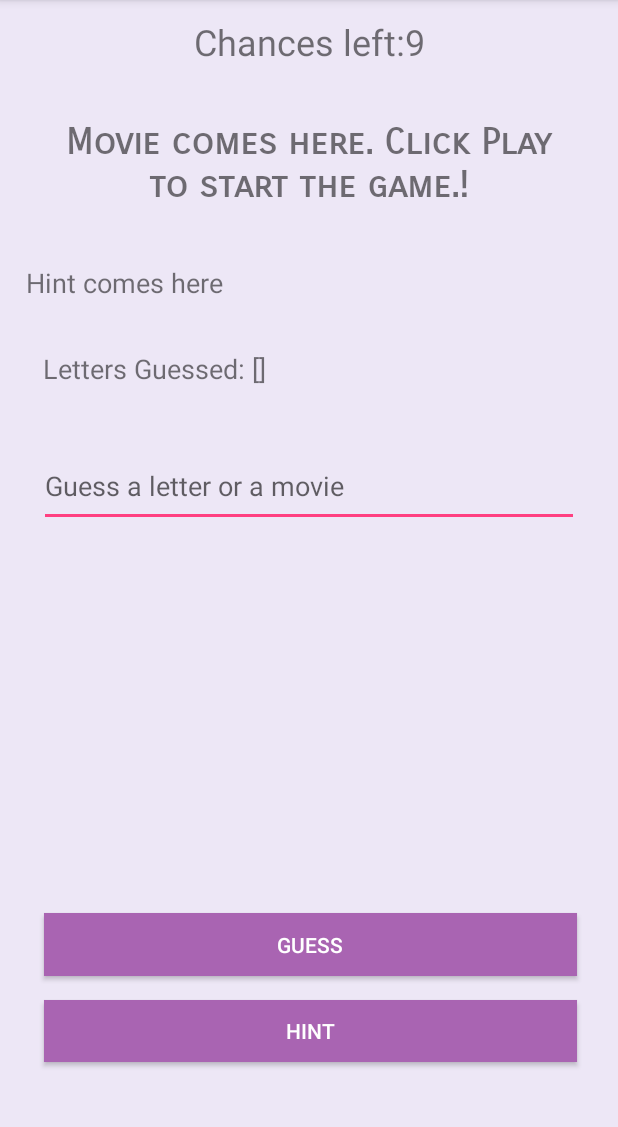
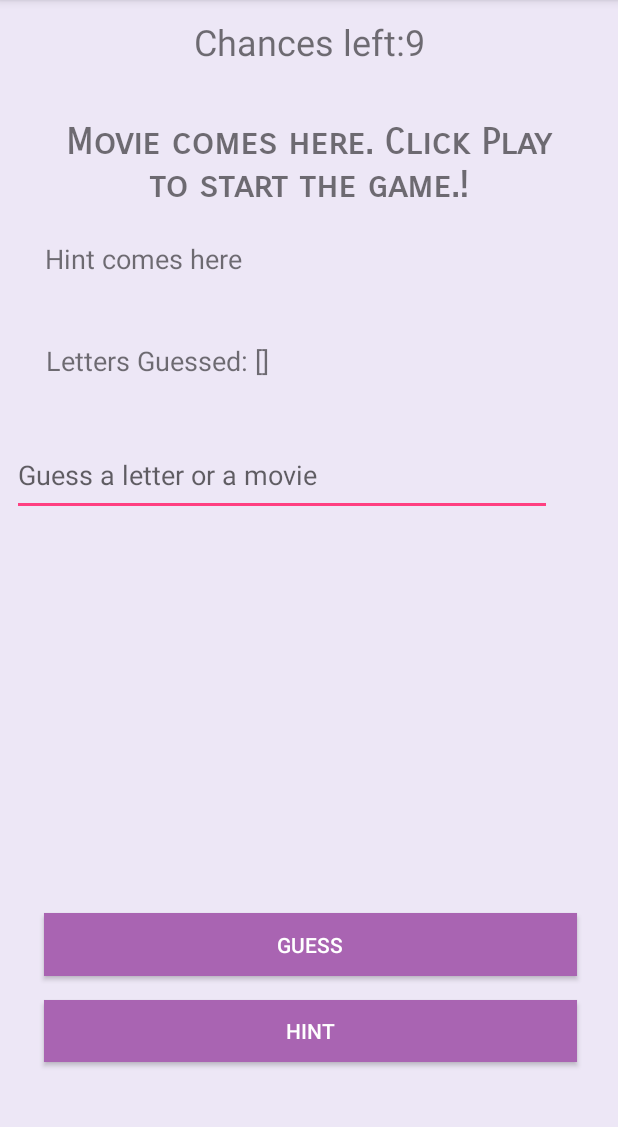
Before and after one commit to nikhilm19/BollywoodGameApp, an Android app: the screen it shows after launch (MainActivity), after a tap on "HINT", on a phone screen of 412 x 824 dp, the part 84-1211 px from its top. Run offline under Robolectric (Android 15) with nearby library versions, the phone set to English and light mode, and no system bars; our stand-ins replace Firebase (no records; nobody signed in at launch, a user with empty details on screens opened directly); 1 statement that could not run was skipped; 2 other taps on this screen came first.

Commit message:
Updated code.

```diff
--- a/app/src/main/java/com/example/nikmul19/bollywoodgame/PlayFragment.java
+++ b/app/src/main/java/com/example/nikmul19/bollywoodgame/PlayFragment.java
@@ -221,7 +221,7 @@ public class PlayFragment extends Fragment implements View.OnClickListener{
                                             cSession.noOfGuesses += 1;
                                             if (cSession.noOfGuesses == 8) {
                                                 hideProgress();
-                                                Snackbar.make(view, "Last guess Coming up..", Snackbar.LENGTH_SHORT).show();
+                                                Snackbar.make(view, "Last guess Coming up..", Snackbar.LENGTH_LONG).show();
                                             }
                                             if (cSession.noOfGuesses == 9) {
                                                 hideProgress();
@@ -262,6 +262,8 @@ public class PlayFragment extends Fragment implements View.OnClickListener{
                                         if(input.toUpperCase().compareTo(movie.title)==0){
                                             hideProgress();
                                             wonGame.setText("WON!!!");
+                                            wonGame.setVisibility(View.VISIBLE);
+
                                             Animation anim= new AlphaAnimation(0.0f,1.0f);
                                             anim.setDuration(50); //You can manage the blinking time with this parameter
                                             anim.setStartOffset(20);
@@ -269,7 +271,8 @@ public class PlayFragment extends Fragment implements View.OnClickListener{
                                             anim.setRepeatCount(10);
                                             movieText.setText("Yes. The movie is "+movie.title);
                                             movieText.startAnimation(anim);
-                                           updateUiAfterSessionEnd();
+                                            wonGame.setAnimation(anim);
+                                            updateUiAfterSessionEnd();
                                         }
                                         else if (cSession.moviesGuessed.contains(input.toUpperCase())){
                                             Snackbar.make(view,"Already guessed that movie.",Snackbar.LENGTH_SHORT).show();
--- a/app/src/main/res/layout/fragment_play.xml
+++ b/app/src/main/res/layout/fragment_play.xml
@@ -47,26 +47,26 @@
         android:layout_height="54dp"
         android:layout_marginEnd="8dp"
         android:layout_marginStart="8dp"
-        android:layout_marginTop="80dp"
+        android:layout_marginTop="8dp"
         android:ems="10"
         android:hint="Guess a letter or a movie"
         android:inputType="textPersonName"
         app:layout_constraintEnd_toEndOf="parent"
+        app:layout_constraintHorizontal_bias="0.0"
         app:layout_constraintStart_toStartOf="parent"
-        app:layout_constraintTop_toBottomOf="@+id/hint_text" />
+        app:layout_constraintTop_toBottomOf="@+id/letters_guessed" />
 
     <TextView
         android:id="@+id/hint_text"
         android:layout_width="355dp"
-        android:layout_height="41dp"
+        android:layout_height="45dp"
         android:layout_marginEnd="8dp"
         android:layout_marginStart="8dp"
-        android:layout_marginTop="16dp"
         android:text="Hint comes here "
         android:textSize="18sp"
         android:visibility="invisible"
         app:layout_constraintEnd_toEndOf="parent"
-        app:layout_constraintHorizontal_bias="0.222"
+        app:layout_constraintHorizontal_bias="0.538"
         app:layout_constraintStart_toStartOf="parent"
         app:layout_constraintTop_toBottomOf="@+id/movie_text" />
 
@@ -93,23 +93,24 @@
         android:layout_height="64dp"
         android:layout_marginEnd="8dp"
         android:layout_marginStart="8dp"
-        android:text="TextView"
+        android:layout_marginTop="8dp"
+        android:text="Won/Lost"
         android:textAlignment="center"
         android:textColor="@android:color/holo_red_light"
         android:textSize="30sp"
         android:textStyle="bold"
         app:layout_constraintEnd_toEndOf="parent"
         app:layout_constraintStart_toStartOf="parent"
-        tools:layout_editor_absoluteY="21dp" />
+        app:layout_constraintTop_toTopOf="@+id/chances_left" />
 
     <ProgressBar
         android:id="@+id/progressBar"
         style="?android:attr/progressBarStyle"
-        android:layout_width="wrap_content"
-        android:layout_height="wrap_content"
+        android:layout_width="38dp"
+        android:layout_height="41dp"
         android:layout_marginEnd="8dp"
         android:layout_marginStart="8dp"
-        android:layout_marginTop="8dp"
+        android:layout_marginTop="40dp"
         app:layout_constraintEnd_toEndOf="parent"
         app:layout_constraintStart_toStartOf="parent"
         app:layout_constraintTop_toBottomOf="@+id/movie_text"
@@ -172,16 +173,16 @@
 
     <TextView
         android:id="@+id/letters_guessed"
-        android:layout_width="359dp"
+        android:layout_width="353dp"
         android:layout_height="54dp"
         android:layout_marginEnd="8dp"
         android:layout_marginStart="8dp"
-        android:layout_marginTop="16dp"
+        android:layout_marginTop="28dp"
         android:text="Letters guessed: "
         android:textSize="18sp"
         app:layout_constraintEnd_toEndOf="parent"
-        app:layout_constraintHorizontal_bias="0.555"
+        app:layout_constraintHorizontal_bias="0.533"
         app:layout_constraintStart_toStartOf="parent"
-        app:layout_constraintTop_toBottomOf="@+id/hint_text" />
+        app:layout_constraintTop_toTopOf="@+id/progressBar" />
 
 </android.support.constraint.ConstraintLayout>
```
